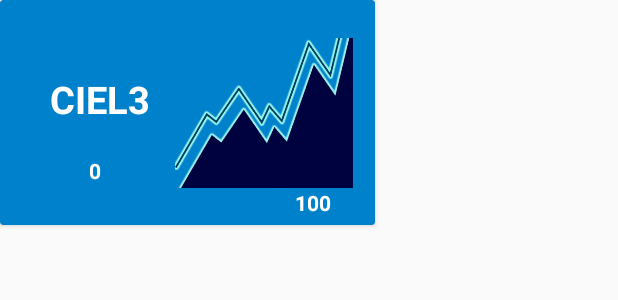
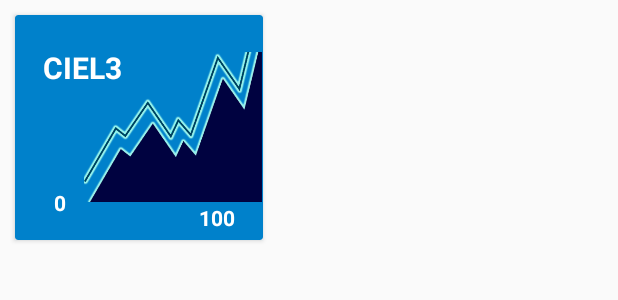
Before and after one commit to erikAntunes/ApphandUp, an Android app: the layout quote_celula.xml on its own in the app's theme, with its tools: preview values and no code run, on a phone screen of 412 x 824 dp. Shown: the top 300 px of the screen. Run offline under Robolectric (Android 15) with nearby library versions, the phone set to English and light mode, and no system bars.

Commit message:
ajustando layout da celula

```diff
--- a/app/src/main/res/layout/quote_celula.xml
+++ b/app/src/main/res/layout/quote_celula.xml
@@ -4,13 +4,15 @@
     xmlns:app="http://schemas.android.com/apk/res-auto"
     xmlns:tools="http://schemas.android.com/tools"
     android:orientation="horizontal"
-    android:layout_width="250dp"
+    android:layout_width="165dp"
     android:layout_height="150dp"
+    android:layout_marginLeft="10dp"
+    android:layout_marginTop="10dp"
+    android:layout_marginBottom="10dp"
+    android:outlineAmbientShadowColor="@color/darkBlue"
     android:backgroundTint="@color/darkBlue">
 
-    <androidx.constraintlayout.widget.ConstraintLayout
-        android:layout_width="match_parent"
-        android:layout_height="match_parent">
+
 
 
         <ImageView
@@ -18,10 +20,9 @@
             android:layout_width="120dp"
             android:layout_height="100dp"
             android:src="@drawable/grafico_mock_png"
-            app:layout_constraintBottom_toBottomOf="parent"
-            app:layout_constraintEnd_toEndOf="parent"
-            app:layout_constraintStart_toEndOf="@+id/quote_nome_celula_id"
-            app:layout_constraintTop_toTopOf="parent" />
+            android:layout_gravity="bottom|right"
+            android:layout_marginBottom="25dp"
+           />
 
 
         <TextView
@@ -30,31 +31,25 @@
             android:layout_height="30dp"
             android:gravity="center"
             android:text="100"
+            android:layout_marginRight="5dp"
             android:textStyle="bold"
             android:textColor="@color/white"
-            app:layout_constraintBottom_toBottomOf="parent"
-            app:layout_constraintEnd_toEndOf="parent"
-            app:layout_constraintHorizontal_bias="0.92"
-            app:layout_constraintStart_toStartOf="parent"
-            app:layout_constraintTop_toBottomOf="@+id/imageView"
-            app:layout_constraintVertical_bias="1.0" />
+            android:layout_gravity="bottom|right"
+        />
 
         <TextView
             android:id="@+id/quote_nome_celula_id"
             android:layout_width="70dp"
             android:layout_height="50dp"
-            android:layout_marginStart="32dp"
-            android:layout_marginLeft="32dp"
-            android:layout_marginTop="30dp"
+            android:layout_marginTop="10dp"
+            android:layout_marginLeft="10dp"
             android:gravity="center"
             android:text="CIEL3"
             android:textColor="@color/white"
             android:textStyle="bold"
-            android:textSize="25sp"
-            app:layout_constraintBottom_toBottomOf="parent"
-            app:layout_constraintStart_toStartOf="parent"
-            app:layout_constraintTop_toTopOf="parent"
-            app:layout_constraintVertical_bias="0.166" />
+            android:textSize="20sp"
+            android:layout_gravity="top|left"
+      />
 
         <TextView
             android:id="@+id/quote_oscilacao_celula_id"
@@ -63,15 +58,11 @@
             android:gravity="center"
             android:text="0"
             android:textStyle="bold"
-            android:textColor="@color/white"
-            app:layout_constraintBottom_toBottomOf="parent"
-            app:layout_constraintEnd_toStartOf="@+id/imageView"
-            app:layout_constraintHorizontal_bias="0.571"
-            app:layout_constraintStart_toStartOf="parent"
-            app:layout_constraintTop_toBottomOf="@+id/quote_nome_celula_id"
-            app:layout_constraintVertical_bias="0.333" />
+            android:layout_gravity="left|top"
+            android:layout_marginTop="115dp"
+            android:layout_marginLeft="10dp"
+            android:textColor="@color/white"/>
 
-    </androidx.constraintlayout.widget.ConstraintLayout>
 
 
 </androidx.cardview.widget.CardView>
```
